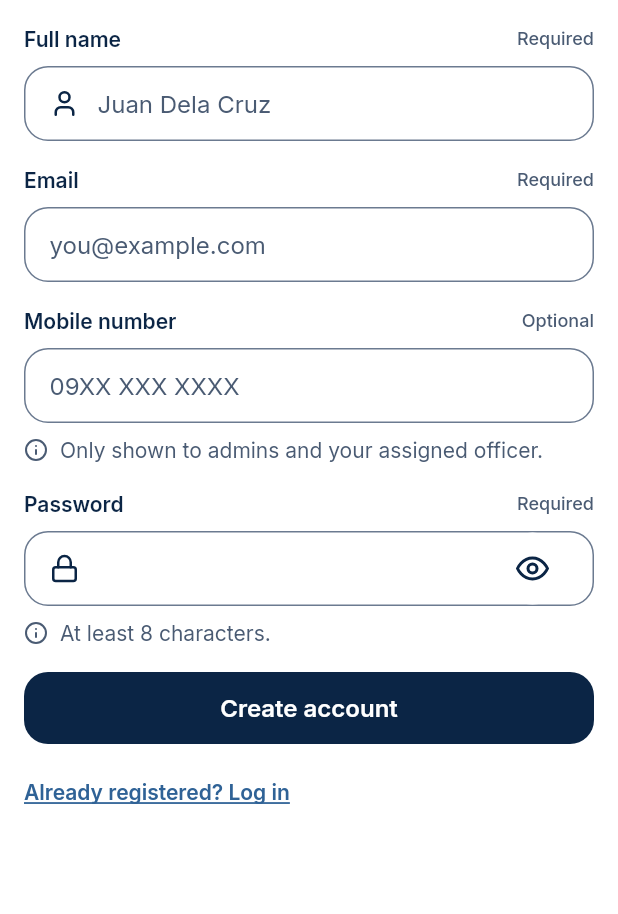
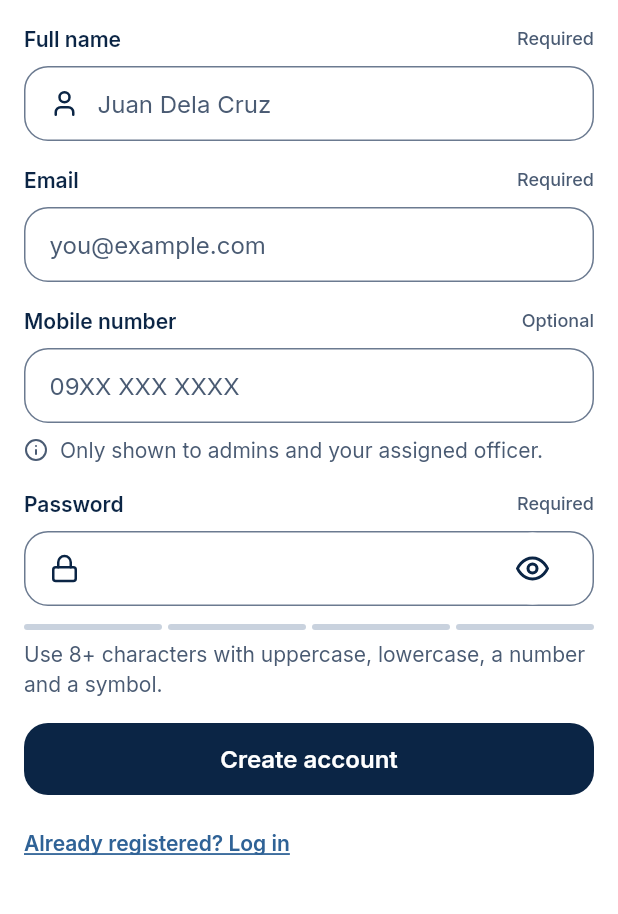
Before and after one commit to l3n8n-ocd/roadwatch, a Flutter app: the RegisterScreen screen opened by its route, on a phone screen of 412 x 824 dp, the part 240-1154 px from its top. Run offline on Flutter 3.47's test engine with Material 3 defaults, Android fonts, the light colour scheme and no system bars; our stand-ins replace dio, flutter_map, flutter_secure_storage, flutter_svg, geolocator, image_picker and 3 more; accounts and stored records are empty; project files that could hold a hidden picture were left out.

Commit message:
feat(mobile): password strength meter on Register, Change password and Forgot password; only Strong can be saved; v1.0.3 (#44)

```diff
--- a/mobile/lib/core/config.dart
+++ b/mobile/lib/core/config.dart
@@ -7,7 +7,7 @@ abstract final class AppConfig {
   static const String apiUrl = String.fromEnvironment('API_URL', defaultValue: 'http://10.0.2.2:5000/api');
 
   /// Shown on Settings > About.
-  static const String appVersion = '1.0.2';
+  static const String appVersion = '1.0.3';
 
   /// Render's free tier sleeps when idle, so the first request can take up to a minute.
   static const Duration connectTimeout = Duration(seconds: 60);
--- /dev/null
+++ b/mobile/lib/core/widgets/rw_password_strength.dart
@@ -0,0 +1,78 @@
+import 'package:flutter/material.dart';
+
+import '../password_strength.dart';
+import '../theme/tokens.dart';
+
+/// Figma "Password strength" (Components 422:4211, #44): 4 segments, the level word and one tip, under
+/// every field that sets a new password. Saving needs Strong. The segments are decorative; the level
+/// word is always shown, so the level never depends on color alone. Screen readers hear
+/// "Password strength: Weak. Use at least 8 characters (6 so far)."
+class RwPasswordStrength extends StatelessWidget {
+  const RwPasswordStrength({super.key, required this.password, this.name, this.email});
+
+  final String password;
+
+  /// The account's name and email, when known: a password that contains them is Weak.
+  final String? name;
+  final String? email;
+
+  @override
+  Widget build(BuildContext context) {
+    final c = RwColors.of(context);
+    final s = checkPassword(password, name: name, email: email);
+    final (int segments, Color bar, Color word) = switch (s.level) {
+      PasswordLevel.empty => (0, c.borderSubtle, c.textMuted),
+      PasswordLevel.weak => (1, c.brandDanger, c.textDanger),
+      PasswordLevel.fair => (2, c.brandAmber, c.textPrimary),
+      PasswordLevel.good => (3, c.brandBlue, c.textBlue),
+      PasswordLevel.strong => (4, c.brandSuccess, c.textSuccess),
+    };
+    final duration = MediaQuery.disableAnimationsOf(context)
+        ? Duration.zero
+        : const Duration(milliseconds: 200);
+    final spoken = s.word.isEmpty ? 'Password strength: ${s.tip}' : 'Password strength: ${s.word}. ${s.tip}';
+
+    return Semantics(
+      container: true,
+      liveRegion: true,
+      label: spoken,
+      excludeSemantics: true,
+      child: Column(
+        crossAxisAlignment: CrossAxisAlignment.stretch,
+        mainAxisSize: MainAxisSize.min,
+        children: [
+          Row(
+            children: [
+              for (var i = 0; i < 4; i++) ...[
+                if (i > 0) const SizedBox(width: RwSpace.s4),
+                Expanded(
+                  child: AnimatedContainer(
+                    duration: duration,
+                    height: 4,
+                    decoration: BoxDecoration(
+                      color: i < segments ? bar : c.borderSubtle,
+                      borderRadius: BorderRadius.circular(2),
+                    ),
+                  ),
+                ),
+              ],
+            ],
+          ),
+          const SizedBox(height: 6),
+          Row(
+            crossAxisAlignment: CrossAxisAlignment.start,
+            children: [
+              if (s.word.isNotEmpty) ...[
+                Text(s.word, style: RwType.label.copyWith(color: word)),
+                const SizedBox(width: 6),
+              ],
+              Expanded(
+                child: Text(s.tip, style: RwType.bodySm.copyWith(color: c.textMuted)),
+              ),
+            ],
+          ),
+        ],
+      ),
+    );
+  }
+}
--- a/mobile/lib/core/widgets/rw_text_field.dart
+++ b/mobile/lib/core/widgets/rw_text_field.dart
@@ -5,6 +5,7 @@ import '../theme/tokens.dart';
 import 'rw_field_parts.dart';
 import 'rw_icon.dart';
 import 'rw_icon_button.dart';
+import 'rw_password_strength.dart';
 
 /// Figma "Text field" (97:178): visible label, 48 px box with optional 20 px leading icon,
 /// 16 px value text, helper or error row. Map [label] to the API field in the screen
@@ -209,6 +210,8 @@ class RwTextarea extends RwTextField {
 /// Password [RwTextField] with the eye button (Figma Text field "Show password toggle", #45):
 /// one button per field, icon only ("Show password" / "Hide password" for screen readers), and the
 /// password stays shown until the button is tapped again (no auto-hide).
+/// [showStrength] adds the strength meter under a field that sets a new password (#44); [strengthName]
+/// and [strengthEmail] let it flag a password that contains the account's name or email.
 class RwPasswordField extends StatefulWidget {
   const RwPasswordField({
     super.key,
@@ -225,6 +228,9 @@ class RwPasswordField extends StatefulWidget {
     this.onChanged,
     this.onSubmitted,
     this.maxLength = 128,
+    this.showStrength = false,
+    this.strengthName,
+    this.strengthEmail,
   });
 
   final String label;
@@ -240,6 +246,9 @@ class RwPasswordField extends StatefulWidget {
   final ValueChanged<String>? onChanged;
   final ValueChanged<String>? onSubmitted;
   final int? maxLength;
+  final bool showStrength;
+  final String? strengthName;
+  final String? strengthEmail;
 
   @override
   State<RwPasswordField> createState() => _RwPasswordFieldState();
@@ -247,10 +256,38 @@ class RwPasswordField extends StatefulWidget {
 
 class _RwPasswordFieldState extends State<RwPasswordField> {
   bool _obscure = true;
+  String _typed = '';
+
+  String get _password => widget.controller?.text ?? _typed;
+
+  @override
+  void initState() {
+    super.initState();
+    widget.controller?.addListener(_onText);
+  }
+
+  @override
+  void didUpdateWidget(RwPasswordField old) {
+    super.didUpdateWidget(old);
+    if (old.controller != widget.controller) {
+      old.controller?.removeListener(_onText);
+      widget.controller?.addListener(_onText);
+    }
+  }
+
+  @override
+  void dispose() {
+    widget.controller?.removeListener(_onText);
+    super.dispose();
+  }
+
+  void _onText() {
+    if (widget.showStrength) setState(() {});
+  }
 
   @override
   Widget build(BuildContext context) {
-    return RwTextField(
+    final field = RwTextField(
       label: widget.label,
       controller: widget.controller,
       hintText: widget.hintText,
@@ -264,7 +301,10 @@ class _RwPasswordFieldState extends State<RwPasswordField> {
       maxLength: widget.maxLength,
       textInputAction: widget.textInputAction,
       autofillHints: widget.autofillHints,
-      onChanged: widget.onChanged,
+      onChanged: (value) {
+        if (widget.controller == null && widget.showStrength) setState(() => _typed = value);
+        widget.onChanged?.call(value);
+      },
       onSubmitted: widget.onSubmitted,
       trailing: RwIconButton(
         icon: _obscure ? RwIcons.eye : RwIcons.eyeOff,
@@ -272,5 +312,15 @@ class _RwPasswordFieldState extends State<RwPasswordField> {
         onPressed: widget.enabled ? () => setState(() => _obscure = !_obscure) : null,
       ),
     );
+    if (!widget.showStrength) return field;
+    return Column(
+      crossAxisAlignment: CrossAxisAlignment.stretch,
+      mainAxisSize: MainAxisSize.min,
+      children: [
+        field,
+        const SizedBox(height: RwSpace.s12),
+        RwPasswordStrength(password: _password, name: widget.strengthName, email: widget.strengthEmail),
+      ],
+    );
   }
 }
--- a/mobile/lib/core/widgets/widgets.dart
+++ b/mobile/lib/core/widgets/widgets.dart
@@ -14,6 +14,7 @@ export 'rw_full_screen_map.dart';
 export 'rw_map.dart';
 export 'rw_motion.dart';
 export 'rw_notification_item.dart';
+export 'rw_password_strength.dart';
 export 'rw_photo_tile.dart';
 export 'rw_pressable.dart';
 export 'rw_report_card.dart';
--- a/mobile/lib/features/auth/register_screen.dart
+++ b/mobile/lib/features/auth/register_screen.dart
@@ -2,6 +2,7 @@ import 'package:flutter/material.dart';
 import 'package:flutter/services.dart';
 import 'package:provider/provider.dart';
 
+import '../../core/password_strength.dart';
 import '../../core/state/auth_provider.dart';
 import '../../core/theme/tokens.dart';
 import '../../core/widgets/widgets.dart';
@@ -57,9 +58,10 @@ class _RegisterScreenState extends State<RegisterScreen> {
                 ? 'Enter a valid email, like name@example.com.'
                 : null);
       _phoneError = phone.length > 20 ? 'Use at most 20 characters.' : null;
+      // #44: the password must be Strong (the API refuses anything else); the meter shows why.
       _passwordError = pw.isEmpty
           ? 'Enter a password.'
-          : (pw.length < 8 ? 'Use at least 8 characters (${pw.length} so far).' : null);
+          : (checkPassword(pw, name: name, email: email).isStrong ? null : notStrongMessage);
     });
     return _nameError == null && _emailError == null && _phoneError == null && _passwordError == null;
   }
@@ -182,8 +184,10 @@ class _RegisterScreenState extends State<RegisterScreen> {
               label: 'Password',
               required: true,
               controller: _password,
-              helperText: 'At least 8 characters.',
               errorText: _passwordError,
+              showStrength: true,
+              strengthName: _name.text,
+              strengthEmail: _email.text,
               textInputAction: TextInputAction.done,
               autofillHints: const [AutofillHints.newPassword],
               onChanged: revalidate,
--- a/mobile/pubspec.yaml
+++ b/mobile/pubspec.yaml
@@ -16,7 +16,7 @@ publish_to: 'none' # Remove this line if you wish to publish to pub.dev
 # https://developer.apple.com/library/archive/documentation/General/Reference/InfoPlistKeyReference/Articles/CoreFoundationKeys.html
 # In Windows, build-name is used as the major, minor, and patch parts
 # of the product and file versions while build-number is used as the build suffix.
-version: 1.0.2+3
+version: 1.0.3+4
 
 environment:
   sdk: ^3.13.5
```
Also changed, not shown: mobile/lib/core/password_strength.dart (added, +174 -0 lines), mobile/lib/features/auth/forgot_password_screen.dart (+7 -7 lines), mobile/lib/features/settings/change_password_screen.dart (+11 -8 lines), 4 other files.
